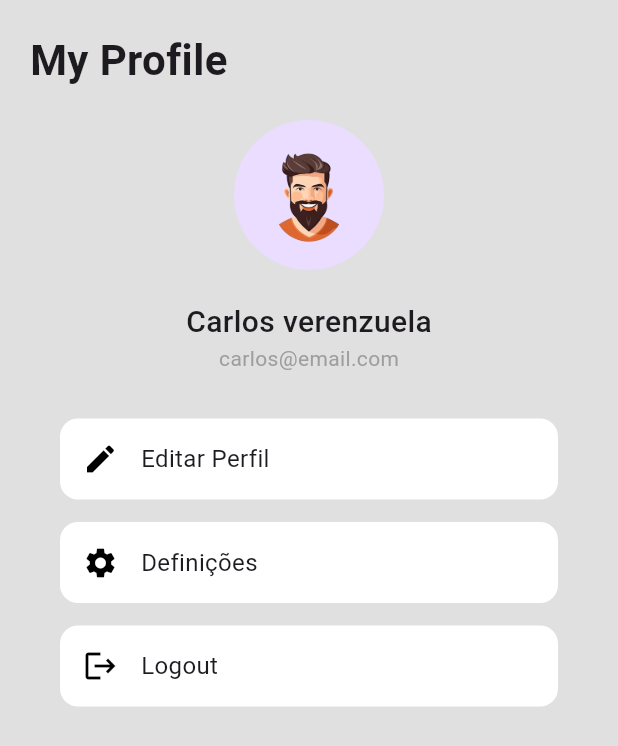
After one commit to henriqueft04/WellTrack, a Flutter app: the ProfilePage screen opened directly, on a phone screen of 412 x 824 dp. The commit adds this screen. Shown: the top 746 px of the screen. Run offline on Flutter 3.47's test engine with Material 3 defaults, Android fonts, the phone set to English and light mode, and no system bars; our stand-ins replace google_nav_bar.

Commit message:
Icons, names of files, profile_page, navigation

```diff
--- a/welltrack/lib/components/bottom_nav_bar.dart
+++ b/welltrack/lib/components/bottom_nav_bar.dart
@@ -23,8 +23,9 @@ class MyBottomNavBar extends StatelessWidget {
 
         tabs: const [
           //buttons
-          GButton(icon: Icons.home, text: 'Shop'),
-          GButton(icon: Icons.shopping_bag_rounded, text: 'Cart'),
+          GButton(icon: Icons.home, text: 'Me'),
+          GButton(icon: Icons.calendar_month, text: 'Calendar'),
+          GButton(icon: Icons.stacked_bar_chart_sharp, text: 'Stats'),
           GButton(icon: Icons.person, text: 'Profile'),
 
         ],
--- a/welltrack/lib/main.dart
+++ b/welltrack/lib/main.dart
@@ -1,5 +1,5 @@
 import 'package:flutter/material.dart';
-import 'package:welltrack/pages/IntroPage.dart';
+import 'package:welltrack/pages/intro_page.dart';
 
 void main() {
   runApp(const MyApp());
--- a/welltrack/lib/pages/IntroPage.dart
+++ b/welltrack/lib/pages/intro_page.dart
@@ -1,5 +1,5 @@
 import 'package:flutter/material.dart';
-import 'package:welltrack/pages/HomePage.dart';
+import 'package:welltrack/pages/home_page.dart';
 
 class IntroPage extends StatelessWidget {
   const IntroPage({super.key});
@@ -52,7 +52,7 @@ class IntroPage extends StatelessWidget {
                   padding: const EdgeInsets.all(25),
                   child: const Center(
                     child: Text(
-                      'Shop Now',
+                      'Start Now',
                       style: TextStyle(
                         color: Colors.white,
                         fontWeight: FontWeight.bold,
--- /dev/null
+++ b/welltrack/lib/pages/profile_page.dart
@@ -0,0 +1,123 @@
+import 'package:flutter/material.dart';
+import 'package:welltrack/pages/intro_page.dart';
+
+class ProfilePage extends StatelessWidget {
+  const ProfilePage({super.key});
+
+  @override
+  Widget build(BuildContext context) {
+    return Scaffold(
+      backgroundColor: Colors.grey[300],
+      body: SafeArea(
+        child: Column(
+          children: [
+            // Header
+            Container(
+              padding: const EdgeInsets.all(20),
+              alignment: Alignment.centerLeft,
+              child: const Text(
+                'My Profile',
+                style: TextStyle(fontSize: 28, fontWeight: FontWeight.bold),
+              ),
+            ),
+
+            // Profile Picture -
+            //TO DO: why don't show the image
+            CircleAvatar(
+              radius: 50,
+              backgroundImage: AssetImage(
+                'lib/images/profile_photo.png',
+              ),
+            ),
+
+            const SizedBox(height: 20),
+
+            // User Info
+            const Text(
+              'Carlos verenzuela',
+              style: TextStyle(fontSize: 20, fontWeight: FontWeight.w500),
+            ),
+            const Text(
+              'carlos@email.com',
+              style: TextStyle(color: Colors.grey),
+            ),
+
+            const SizedBox(height: 30),
+
+            // Buttons or Options
+            Padding(
+              padding: const EdgeInsets.symmetric(horizontal: 40),
+              child: Column(
+                children: [
+                  ProfileButton(
+                    icon: Icons.edit,
+                    text: 'Editar Perfil',
+                    onTap: () {
+                      // TO DO
+                    },
+                  ),
+                  ProfileButton(
+                    icon: Icons.settings,
+                    text: 'Definições',
+                    onTap: () {
+                      // TO DO
+                    },
+                  ),
+                  ProfileButton(
+                    icon: Icons.logout,
+                    text: 'Logout',
+                    onTap: () {
+                      Navigator.pushAndRemoveUntil(
+                        context,
+                        MaterialPageRoute(
+                          builder: (context) => const IntroPage(),
+                        ),
+                        (route) => false,
+                      );
+                    },
+                  ),
+                ],
+              ),
+            ),
+          ],
+        ),
+      ),
+    );
+  }
+}
+
+// Widget para o botão da página
+class ProfileButton extends StatelessWidget {
+  final IconData icon;
+  final String text;
+  final VoidCallback onTap;
+
+  const ProfileButton({
+    super.key,
+    required this.icon,
+    required this.text,
+    required this.onTap,
+  });
+
+  @override
+  Widget build(BuildContext context) {
+    return GestureDetector(
+      onTap: onTap,
+      child: Container(
+        margin: const EdgeInsets.only(bottom: 15),
+        padding: const EdgeInsets.all(15),
+        decoration: BoxDecoration(
+          color: Colors.white,
+          borderRadius: BorderRadius.circular(12),
+        ),
+        child: Row(
+          children: [
+            Icon(icon, color: Colors.black),
+            const SizedBox(width: 15),
+            Text(text, style: const TextStyle(fontSize: 16)),
+          ],
+        ),
+      ),
+    );
+  }
+}
```
Also changed, not shown: welltrack/lib/pages/about_page.dart (added, +47 -0 lines), welltrack/lib/pages/home_page.dart (renamed from welltrack/lib/pages/HomePage.dart, +12 -8 lines), welltrack/lib/images/profile_photo.png (added), welltrack/lib/pages/calendar_page.dart (renamed from welltrack/lib/pages/CalendarPage.dart), welltrack/lib/pages/stats_page.dart (renamed from welltrack/lib/pages/StatsPage.dart).
